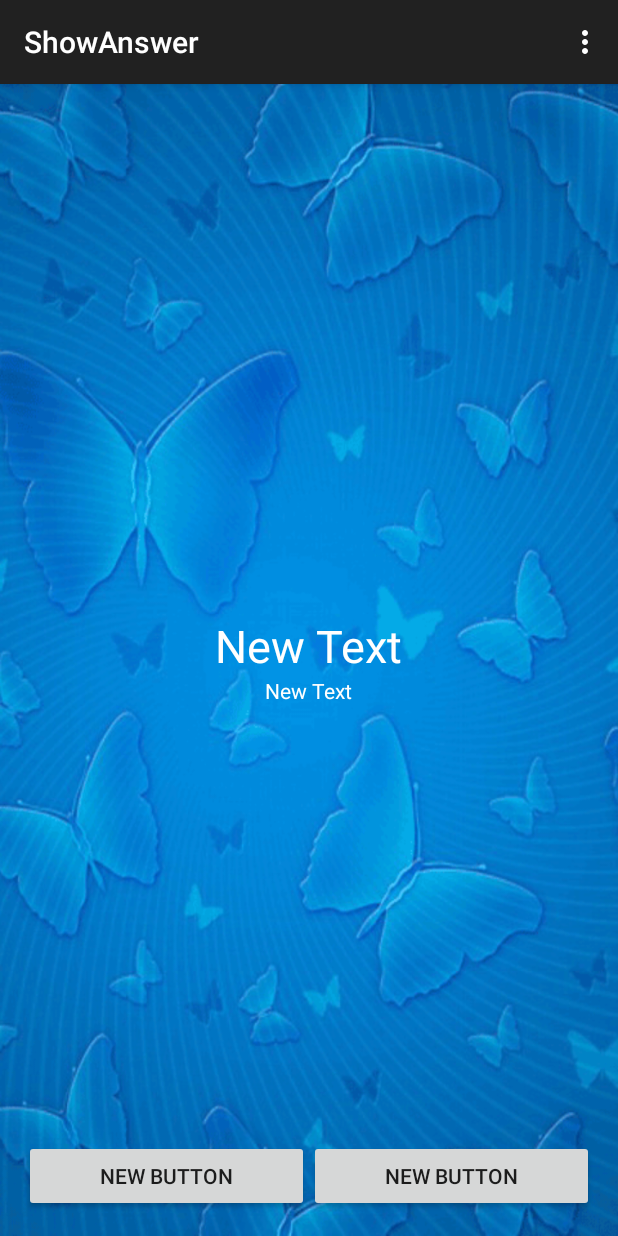
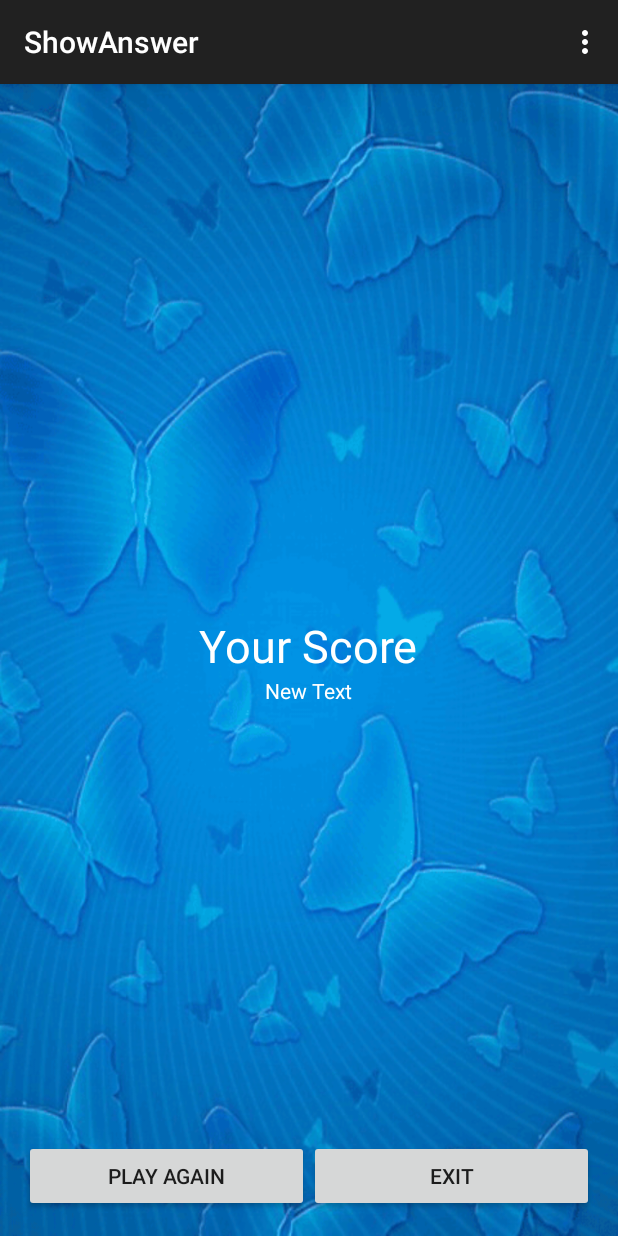
Before and after one commit to oppakub/WhatISThis-mac, an Android app: the ShowAnswer screen opened directly, with no data from a screen before it, on a phone screen of 412 x 824 dp. Run offline under Robolectric (Android 15) with nearby library versions, the phone set to English and light mode, and no system bars.

Commit message:
add ui 3

```diff
--- a/whatisthis/src/main/res/layout/activity_show_answer.xml
+++ b/whatisthis/src/main/res/layout/activity_show_answer.xml
@@ -18,7 +18,7 @@
         <TextView
             android:layout_width="wrap_content"
             android:layout_height="wrap_content"
-            android:text="New Text"
+            android:text="@string/yourscore"
             android:id="@+id/textView4"
             android:textSize="@dimen/header"
             android:textColor="@color/text_color"
@@ -28,7 +28,7 @@
             android:layout_width="wrap_content"
             android:layout_height="wrap_content"
             android:text="New Text"
-            android:id="@+id/textView5"
+            android:id="@+id/txtShowScore"
             android:textColor="@color/text_color"
             android:layout_gravity="center_horizontal" />
     </LinearLayout>
@@ -43,14 +43,14 @@
         <Button
             android:layout_width="match_parent"
             android:layout_height="wrap_content"
-            android:text="New Button"
+            android:text="@string/playagain"
             android:id="@+id/button8"
             android:layout_weight="1" />
 
         <Button
             android:layout_width="match_parent"
             android:layout_height="wrap_content"
-            android:text="New Button"
+            android:text="@string/exit"
             android:id="@+id/button7"
             android:layout_weight="1" />
     </LinearLayout>
--- a/whatisthis/src/main/res/values/strings.xml
+++ b/whatisthis/src/main/res/values/strings.xml
@@ -11,5 +11,8 @@
     <string name="app_header">What is This</string>
     <string name="answer">Answer</string>
     <string name="title_activity_show_answer">ShowAnswer</string>
+    <string name="yourscore">Your Score</string>
+    <string name="playagain">Play Again</string>
+    <string name="exit">Exit</string>
 
 </resources>
```
